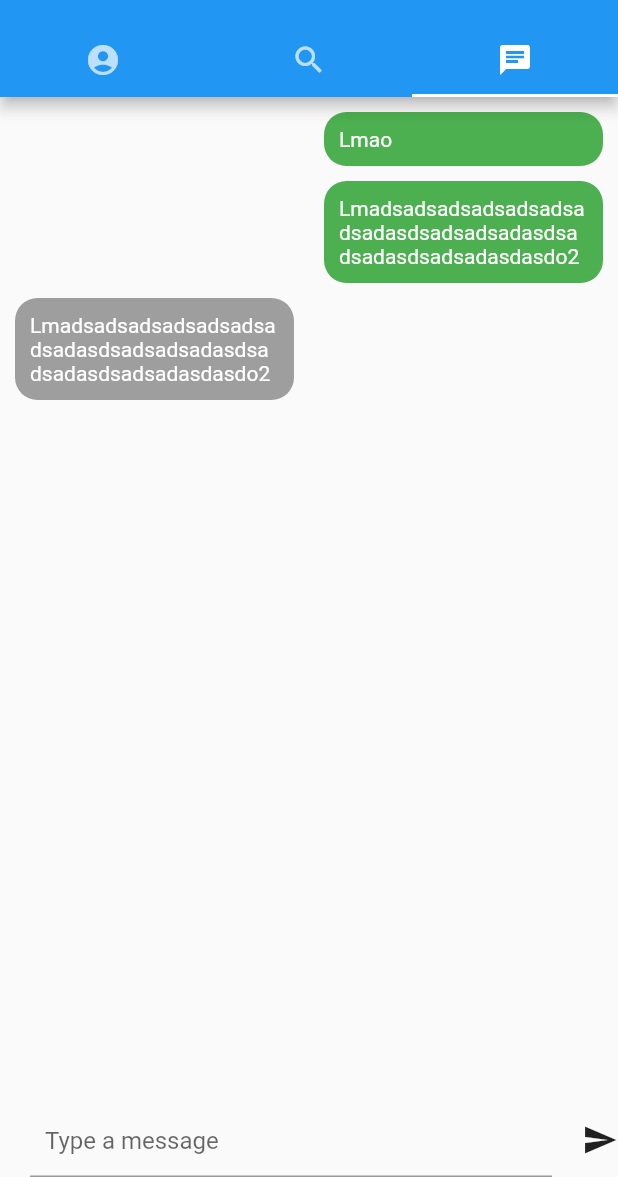
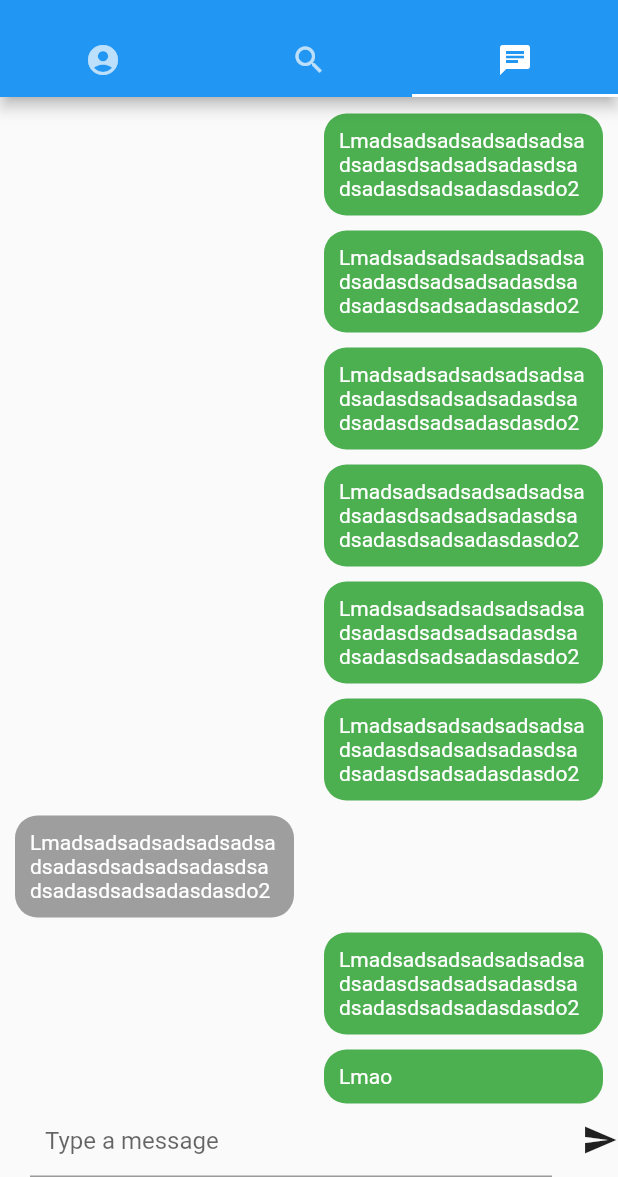
Before and after one commit to deniskrr/pet-app, a Flutter app: the HomePage screen opened by its route, tab 3 chosen, on a phone screen of 412 x 824 dp, the part 59-1236 px from its top. Run offline on Flutter 3.47's test engine with Material 2 defaults, Android fonts, the phone set to English and light mode, and no system bars; our stand-ins replace cloud_firestore, equatable, firebase_auth, firebase_storage, get_it, image_picker and 1 more; accounts and stored records are empty.

Commit message:
Make the chat scrollable

```diff
--- a/lib/screens/home/chat/chat_message_input_field.dart
+++ b/lib/screens/home/chat/chat_message_input_field.dart
@@ -2,6 +2,12 @@ import 'package:flutter/material.dart';
 import 'package:pet_app/widgets/input_field.dart';
 
 class ChatMessageInputField extends StatefulWidget {
+  final String myUid;
+  final String recipientUid;
+
+  const ChatMessageInputField({Key key, this.myUid, this.recipientUid})
+      : super(key: key);
+
   @override
   _ChatMessageInputFieldState createState() => _ChatMessageInputFieldState();
 }
--- a/lib/screens/home/chat/chat_message_list.dart
+++ b/lib/screens/home/chat/chat_message_list.dart
@@ -4,20 +4,24 @@ import 'package:pet_app/widgets/chat_message_widget.dart';
 
 class ChatMessageList extends StatelessWidget {
   final List<ChatMessage> messages;
+  final ScrollController _scrollController = ScrollController(
+      initialScrollOffset: 0);
 
-  const ChatMessageList({Key key, this.messages}) : super(key: key);
+  ChatMessageList({Key key, this.messages}) : super(key: key);
 
   @override
   Widget build(BuildContext context) {
-    return Column(
-        mainAxisSize: MainAxisSize.max,
-        children: messages
-            .map(
-              (message) =>
-              ChatMessageWidget(
-                chatMessage: message,
-              ),
-        )
-            .toList());
+    return Expanded(
+      child: ListView.builder(
+        reverse: true,
+        controller: _scrollController,
+        itemCount: messages.length,
+        itemBuilder: (_, index) {
+          return ChatMessageWidget(
+            chatMessage: messages[index],
+          );
+        },
+      ),
+    );
   }
 }
--- a/lib/screens/home/chat/chat_page.dart
+++ b/lib/screens/home/chat/chat_page.dart
@@ -4,11 +4,16 @@ import 'package:pet_app/screens/home/chat/chat_message_input_field.dart';
 import 'package:pet_app/screens/home/chat/chat_message_list.dart';
 
 class ChatPage extends StatefulWidget {
+  final String recipientUid;
+
+  const ChatPage({Key key, this.recipientUid}) : super(key: key);
+
   @override
   _ChatPageState createState() => _ChatPageState();
 }
 
 class _ChatPageState extends State<ChatPage> {
+
   @override
   Widget build(BuildContext context) {
     final messageList = [
@@ -21,6 +26,30 @@ class _ChatPageState extends State<ChatPage> {
           message:
           "Lmadsadsadsadsadsadsadsadasdsadsadsadasdsadsadasdsadsadasdasdo2",
           sentByMe: false),
+      ChatMessage(
+          message:
+          "Lmadsadsadsadsadsadsadsadasdsadsadsadasdsadsadasdsadsadasdasdo2",
+          sentByMe: true),
+      ChatMessage(
+          message:
+          "Lmadsadsadsadsadsadsadsadasdsadsadsadasdsadsadasdsadsadasdasdo2",
+          sentByMe: true),
+      ChatMessage(
+          message:
+          "Lmadsadsadsadsadsadsadsadasdsadsadsadasdsadsadasdsadsadasdasdo2",
+          sentByMe: true),
+      ChatMessage(
+          message:
+          "Lmadsadsadsadsadsadsadsadasdsadsadsadasdsadsadasdsadsadasdasdo2",
+          sentByMe: true),
+      ChatMessage(
+          message:
+          "Lmadsadsadsadsadsadsadsadasdsadsadsadasdsadsadasdsadsadasdasdo2",
+          sentByMe: true),
+      ChatMessage(
+          message:
+          "Lmadsadsadsadsadsadsadsadasdsadsadsadasdsadsadasdsadsadasdasdo2",
+          sentByMe: true),
     ];
     return Column(
       mainAxisAlignment: MainAxisAlignment.spaceBetween,
```
